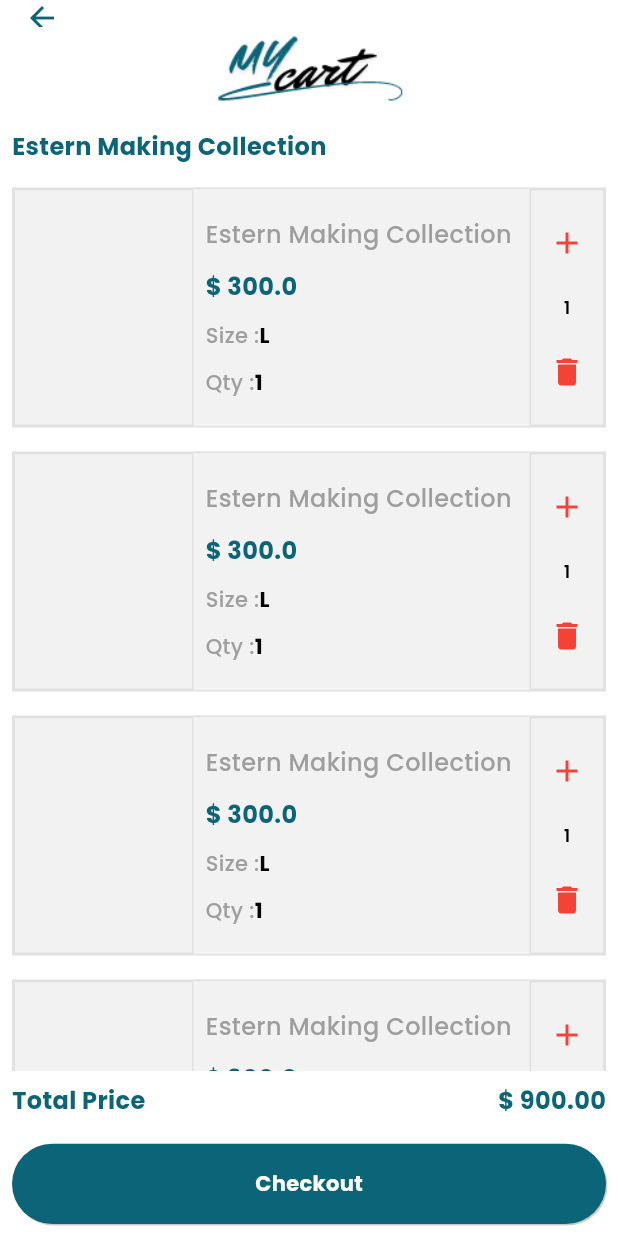
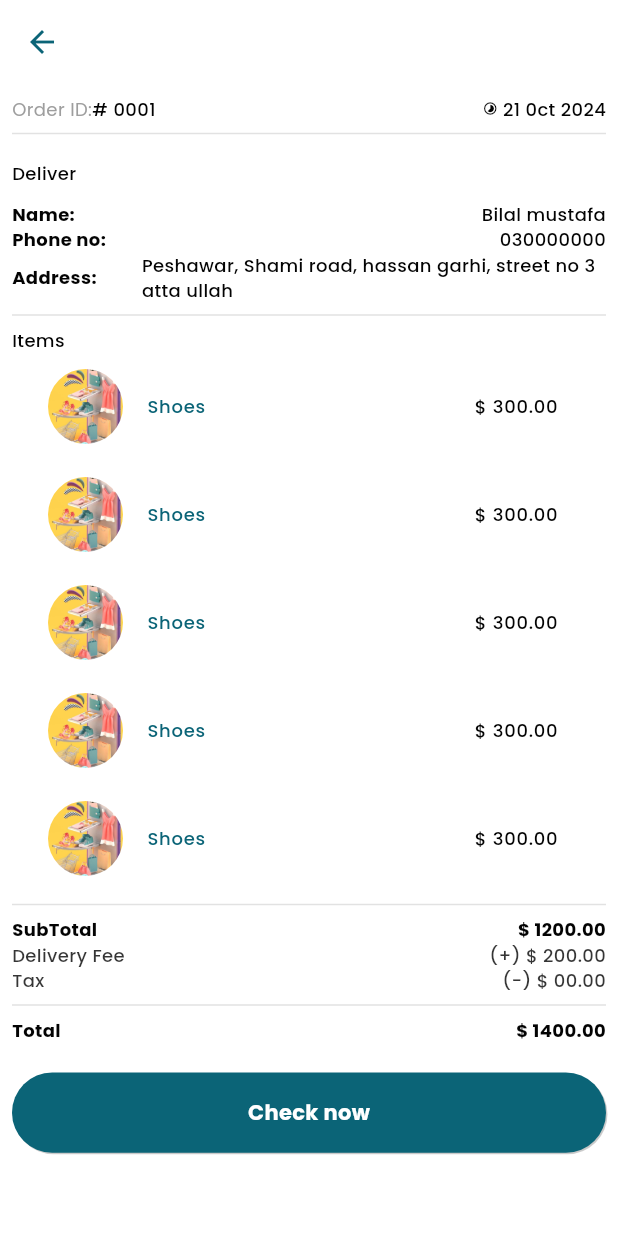
Before and after one commit to bilaalmustafa/sphere, a Flutter app: the CartScreen screen opened directly, after a tap on "Checkout", on a phone screen of 412 x 824 dp. Run offline on Flutter 3.47's test engine with Material 3 defaults, Android fonts, the phone set to English and light mode, and no system bars; our stand-ins replace awesome_bottom_bar, carousel_slider, google_fonts; missing offline and left inert: draggable_carousel_slider.

```diff
--- a/lib/UI/screens/BottomNavigationBar_Screen/AllStore_Screen/AllStore_Screen.dart
+++ b/lib/UI/screens/BottomNavigationBar_Screen/AllStore_Screen/AllStore_Screen.dart
@@ -27,8 +27,12 @@ class _AllStoreScreenState extends State<AllStoreScreen> {
     Size size = MediaQuery.of(context).size;
     return Scaffold(
       appBar: AppBar(
+        elevation: 0,
         automaticallyImplyLeading: false,
-        backgroundColor: ConstColors.primarycolor,
+        flexibleSpace: Container(
+          decoration: BoxDecoration(color: ConstColors.primarycolor),
+        ),
+        // backgroundColor: ConstColors.primarycolor,
         actions: const [
           CustomCurt(),
           SizedBox(
@@ -41,6 +45,23 @@ class _AllStoreScreenState extends State<AllStoreScreen> {
         padding: const EdgeInsets.symmetric(horizontal: 8),
         child: Column(
           children: [
+            Padding(
+              padding: const EdgeInsets.symmetric(vertical: 8),
+              child: Row(
+                mainAxisAlignment: MainAxisAlignment.spaceBetween,
+                children: [
+                  CustomText(
+                      titletext: 'Sell offers',
+                      fontsize: Heading1,
+                      bold: FontWeight.w500,
+                      textcolor: ConstColors.seconderyColor),
+                  Icon(
+                    Icons.arrow_drop_down,
+                    color: ConstColors.seconderyColor,
+                  )
+                ],
+              ),
+            ),
             CarouselSlider(
               options: CarouselOptions(
                 animateToClosest: true,
@@ -73,7 +94,7 @@ class _AllStoreScreenState extends State<AllStoreScreen> {
                   CustomText(
                       titletext: 'All Store',
                       fontsize: Heading1,
-                      bold: FontWeight.bold,
+                      bold: FontWeight.w500,
                       textcolor: ConstColors.seconderyColor),
                   Icon(
                     Icons.arrow_drop_down,
--- a/lib/UI/screens/BottomNavigationBar_Screen/Bottom_ControllerProvider.dart
+++ b/lib/UI/screens/BottomNavigationBar_Screen/Bottom_ControllerProvider.dart
@@ -3,13 +3,15 @@ import 'package:sphere/UI/screens/BottomNavigationBar_Screen/AllStore_Screen/All
 import 'package:sphere/UI/screens/BottomNavigationBar_Screen/Chats_Screens/Chats_Screen.dart';
 import 'package:sphere/UI/screens/BottomNavigationBar_Screen/Feeds_Screens/Feeds_Screen.dart';
 import 'package:sphere/UI/screens/BottomNavigationBar_Screen/Profile_Screens/StoreProfile_Screen.dart';
+import 'package:sphere/UI/screens/BottomNavigationBar_Screen/User_Profile/UserProfile.dart';
 
 class BottomControllerProvider with ChangeNotifier {
   int _selectItem = 0;
   final List<Widget> _screens = [
     const FeedsScreen(),
     const AllStoreScreen(),
-    const ChatScreen(),
+    UserProfile(),
+    //const ChatScreen(),
     const StoreProfileScreen(),
   ];
 
--- a/lib/UI/screens/BottomNavigationBar_Screen/Feeds_Screens/Feeds_Screen.dart
+++ b/lib/UI/screens/BottomNavigationBar_Screen/Feeds_Screens/Feeds_Screen.dart
@@ -20,9 +20,11 @@ class FeedsScreen extends StatelessWidget {
     return Scaffold(
         backgroundColor: ConstColors.primarycolor,
         appBar: AppBar(
-          shadowColor: ConstColors.blackColor,
-          elevation: 5,
-          backgroundColor: ConstColors.primarycolor,
+          // shadowColor: ConstColors.blackColor,
+          // elevation: 5,
+          flexibleSpace: Container(
+            decoration: BoxDecoration(color: ConstColors.primarycolor),
+          ),
           automaticallyImplyLeading: false,
           centerTitle: true,
           title: Text(
--- /dev/null
+++ b/lib/UI/screens/BottomNavigationBar_Screen/User_Profile/UserProfile.dart
@@ -0,0 +1,83 @@
+import 'package:flutter/material.dart';
+import 'package:sphere/UI/components/Custom_Text.dart';
+import 'package:sphere/core/constants/Const_Colors.dart';
+import 'package:sphere/core/constants/Const_Heading.dart';
+import 'package:sphere/generated/assets.dart';
+
+class UserProfile extends StatelessWidget {
+  const UserProfile({super.key});
+
+  @override
+  Widget build(BuildContext context) {
+    return Scaffold(
+      backgroundColor: ConstColors.primarycolor,
+      appBar: AppBar(
+        backgroundColor: ConstColors.primarycolor,
+      ),
+      body: Padding(
+        padding: const EdgeInsets.all(8.0),
+        child: Column(
+          //mainAxisAlignment: MainAxisAlignment.center,
+          children: [
+            CircleAvatar(
+              radius: 70,
+              backgroundImage: AssetImage(ImagesAssets.firstImage),
+            ),
+            const SizedBox(
+              height: 10,
+            ),
+            CustomText(
+                titletext: 'M Bilal',
+                fontsize: normalText,
+                bold: FontWeight.bold,
+                textcolor: ConstColors.seconderyColor),
+            Padding(
+              padding: const EdgeInsets.symmetric(vertical: 15),
+              child: CustomText(
+                  titletext: 'Example@gmail.com',
+                  fontsize: smallText,
+                  bold: FontWeight.normal,
+                  textcolor: ConstColors.customGrey),
+            ),
+            Divider(
+              color: ConstColors.customGrey.withOpacity(0.2),
+            ),
+            Padding(
+              padding: const EdgeInsets.symmetric(vertical: 15),
+              child: Row(
+                mainAxisAlignment: MainAxisAlignment.spaceBetween,
+                children: [
+                  CustomText(
+                      titletext: 'Contat no',
+                      fontsize: normalText,
+                      bold: FontWeight.w500,
+                      textcolor: ConstColors.blackColor),
+                  CustomText(
+                      titletext: '030022222222',
+                      fontsize: smallText,
+                      bold: FontWeight.normal,
+                      textcolor: ConstColors.customGrey),
+                ],
+              ),
+            ),
+            Row(
+              mainAxisAlignment: MainAxisAlignment.spaceBetween,
+              children: [
+                CustomText(
+                    titletext: 'Address',
+                    fontsize: normalText,
+                    bold: FontWeight.w500,
+                    textcolor: ConstColors.blackColor),
+                CustomText(
+                    titletext: ' Street no 2, Shami road, peshawar',
+                    fontsize: smallText,
+                    bold: FontWeight.normal,
+                    textcolor: ConstColors.customGrey),
+              ],
+            )
+          ],
+        ),
+      ),
+    );
+  }
+}
--- a/lib/UI/screens/Cart_Screen/CartScreen.dart
+++ b/lib/UI/screens/Cart_Screen/CartScreen.dart
@@ -2,6 +2,7 @@ import 'package:flutter/material.dart';
 import 'package:sphere/UI/components/Custom_Button.dart';
 import 'package:sphere/UI/components/Custom_LeadingBack.dart';
 import 'package:sphere/UI/components/Custom_Text.dart';
+import 'package:sphere/UI/screens/CheckOut_Screen/CheckOutScreen.dart';
 import 'package:sphere/core/constants/Const_Colors.dart';
 import 'package:sphere/core/constants/Const_Heading.dart';
 import 'package:sphere/core/constants/Const_text.dart';
@@ -20,8 +21,10 @@ class _MyWidgetState extends State<CartScreen> {
     return Scaffold(
       appBar: AppBar(
         toolbarHeight: 18,
+        flexibleSpace: Container(
+          decoration: BoxDecoration(color: ConstColors.primarycolor),
+        ),
         leading: const CustomLeadingBack(),
-        backgroundColor: ConstColors.primarycolor,
         elevation: 0,
       ),
       backgroundColor: ConstColors.primarycolor,
@@ -196,7 +199,13 @@ class _MyWidgetState extends State<CartScreen> {
                   buttontext: 'Checkout',
                   buttoncolor: ConstColors.seconderyColor,
                   btntextcolor: ConstColors.primarycolor,
-                  onTop: () {})
+                  onTop: () {
+                    Navigator.push(context, MaterialPageRoute(builder: (
+                      context,
+                    ) {
+                      return const CheckOutScreen();
+                    }));
+                  })
             ],
           ),
         ),
--- /dev/null
+++ b/lib/UI/screens/CheckOut_Screen/CheckOutScreen.dart
@@ -0,0 +1,233 @@
+import 'package:flutter/material.dart';
+import 'package:sphere/UI/components/Custom_Button.dart';
+import 'package:sphere/UI/components/Custom_LeadingBack.dart';
+import 'package:sphere/UI/components/Custom_Text.dart';
+import 'package:sphere/core/constants/Const_Colors.dart';
+import 'package:sphere/core/constants/Const_Heading.dart';
+import 'package:sphere/generated/assets.dart';
+
+class CheckOutScreen extends StatelessWidget {
+  const CheckOutScreen({super.key});
+
+  @override
+  Widget build(BuildContext context) {
+    return Scaffold(
+      backgroundColor: ConstColors.primarycolor,
+      appBar: AppBar(
+        elevation: 0,
+        flexibleSpace: Container(
+          decoration: BoxDecoration(color: ConstColors.primarycolor),
+        ),
+        backgroundColor: ConstColors.primarycolor,
+        leading: const CustomLeadingBack(),
+      ),
+      body: Padding(
+        padding: const EdgeInsets.all(8.0),
+        child: SingleChildScrollView(
+          child: Column(
+            crossAxisAlignment: CrossAxisAlignment.start,
+            mainAxisAlignment: MainAxisAlignment.spaceAround,
+            children: [
+              Row(
+                children: [
+                  CustomText(
+                      titletext: 'Order ID:',
+                      fontsize: smallText,
+                      bold: FontWeight.normal,
+                      textcolor: ConstColors.customGrey),
+                  CustomText(
+                      titletext: '# 0001',
+                      fontsize: smallText,
+                      bold: FontWeight.w500,
+                      textcolor: ConstColors.blackColor),
+                  Spacer(),
+                  Icon(
+                    Icons.timelapse_rounded,
+                    color: ConstColors.blackColor,
+                    size: 10,
+                  ),
+                  CustomText(
+                      titletext: ' 21 0ct 2024',
+                      fontsize: smallText,
+                      bold: FontWeight.w500,
+                      textcolor: ConstColors.blackColor),
+                ],
+              ),
+              Divider(
+                color: ConstColors.customGrey.withOpacity(0.3),
+              ),
+              Padding(
+                padding: const EdgeInsets.symmetric(vertical: 10),
+                child: CustomText(
+                    titletext: 'Deliver',
+                    fontsize: smallText,
+                    bold: FontWeight.w500,
+                    textcolor: ConstColors.blackColor),
+              ),
+              Row(
+                mainAxisAlignment: MainAxisAlignment.spaceBetween,
+                children: [
+                  CustomText(
+                      titletext: 'Name:',
+                      fontsize: smallText,
+                      bold: FontWeight.bold,
+                      textcolor: ConstColors.blackColor),
+                  CustomText(
+                      titletext: 'Bilal mustafa',
+                      fontsize: smallText,
+                      bold: FontWeight.w500,
+                      textcolor: ConstColors.blackColor),
+                ],
+              ),
+              Row(
+                mainAxisAlignment: MainAxisAlignment.spaceBetween,
+                children: [
+                  CustomText(
+                      titletext: 'Phone no:',
+                      fontsize: smallText,
+                      bold: FontWeight.bold,
+                      textcolor: ConstColors.blackColor),
+                  CustomText(
+                      titletext: '030000000',
+                      fontsize: smallText,
+                      bold: FontWeight.w500,
+                      textcolor: ConstColors.blackColor),
+                ],
+              ),
+              Row(
+                mainAxisAlignment: MainAxisAlignment.spaceBetween,
+                children: [
+                  CustomText(
+                      titletext: 'Address:',
+                      fontsize: smallText,
+                      bold: FontWeight.bold,
+                      textcolor: ConstColors.blackColor),
+                  SizedBox(
+                    width: 30,
+                  ),
+                  Expanded(
+                    flex: 1,
+                    child: CustomText(
+                        titletext:
+                            'Peshawar, Shami road, hassan garhi, street no 3 atta ullah',
+                        fontsize: smallText,
+                        bold: FontWeight.w500,
+                        textcolor: ConstColors.blackColor),
+                  ),
+                ],
+              ),
+              Divider(
+                color: ConstColors.customGrey.withOpacity(0.3),
+              ),
+              CustomText(
+                  titletext: 'Items',
+                  fontsize: smallText,
+                  bold: FontWeight.w500,
+                  textcolor: ConstColors.blackColor),
+              ListView.builder(
+                  physics: NeverScrollableScrollPhysics(),
+                  shrinkWrap: true,
+                  itemCount: 5,
+                  itemBuilder: (context, index) {
+                    return Padding(
+                      padding: const EdgeInsets.all(8.0),
+                      child: ListTile(
+                        leading: CircleAvatar(
+                          radius: 25,
+                          backgroundColor: ConstColors.primarycolor,
+                          backgroundImage: AssetImage(ImagesAssets.firstImage),
+                        ),
+                        title: CustomText(
+                            titletext: 'Shoes ',
+                            fontsize: smallText,
+                            bold: FontWeight.w500,
+                            textcolor: ConstColors.seconderyColor),
+                        trailing: CustomText(
+                            titletext: '\$ 300.00',
+                            fontsize: smallText,
+                            bold: FontWeight.w500,
+                            textcolor: ConstColors.blackColor),
+                      ),
+                    );
+                  }),
+              Divider(
+                color: ConstColors.customGrey.withOpacity(0.3),
+              ),
+              Row(
+                mainAxisAlignment: MainAxisAlignment.spaceBetween,
+                children: [
+                  CustomText(
+                      titletext: 'SubTotal',
+                      fontsize: smallText,
+                      bold: FontWeight.bold,
+                      textcolor: ConstColors.blackColor),
+                  CustomText(
+                      titletext: '\$ 1200.00',
+                      fontsize: smallText,
+                      bold: FontWeight.bold,
+                      textcolor: ConstColors.blackColor),
+                ],
+              ),
+              Row(
+                mainAxisAlignment: MainAxisAlignment.spaceBetween,
+                children: [
+                  CustomText(
+                      titletext: 'Delivery Fee',
+                      fontsize: smallText,
+                      bold: FontWeight.w500,
+                      textcolor: ConstColors.blackColor.withOpacity(0.8)),
+                  CustomText(
+                      titletext: '(+) \$ 200.00',
+                      fontsize: smallText,
+                      bold: FontWeight.w500,
+                      textcolor: ConstColors.blackColor.withOpacity(0.8)),
+                ],
+              ),
+              Row(
+                mainAxisAlignment: MainAxisAlignment.spaceBetween,
+                children: [
+                  CustomText(
+                      titletext: 'Tax',
+                      fontsize: smallText,
+                      bold: FontWeight.w500,
+                      textcolor: ConstColors.blackColor.withOpacity(0.8)),
+                  CustomText(
+                      titletext: '(-) \$ 00.00',
+                      fontsize: smallText,
+                      bold: FontWeight.w500,
+                      textcolor: ConstColors.blackColor.withOpacity(0.8)),
+                ],
+              ),
+              Divider(
+                color: ConstColors.customGrey.withOpacity(0.3),
+              ),
+              Row(
+                mainAxisAlignment: MainAxisAlignment.spaceBetween,
+                children: [
+                  CustomText(
+                      titletext: 'Total',
+                      fontsize: smallText,
+                      bold: FontWeight.bold,
+                      textcolor: ConstColors.blackColor),
+                  CustomText(
+                      titletext: '\$ 1400.00',
+                      fontsize: smallText,
+                      bold: FontWeight.bold,
+                      textcolor: ConstColors.blackColor),
+                ],
+              ),
+              Padding(
+                padding: const EdgeInsets.only(top: 20),
+                child: CustomButton(
+                    buttontext: 'Check now',
+                    buttoncolor: ConstColors.seconderyColor,
+                    btntextcolor: ConstColors.primarycolor,
+                    onTop: () {}),
+              )
+            ],
+          ),
+        ),
+      ),
+    );
+  }
+}
```
